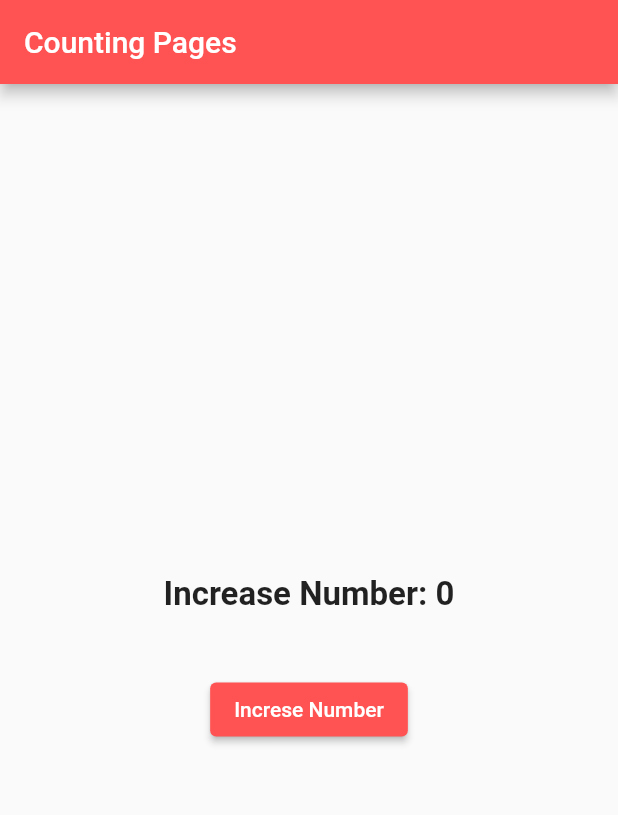
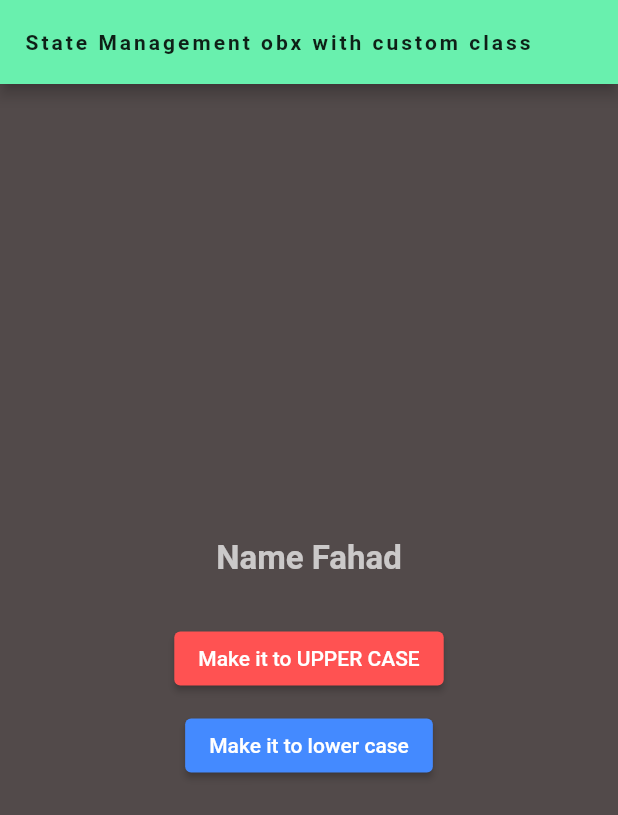
Before and after one commit to FahadKhan007/getX-FLutter, a Flutter app: the screen it shows after launch, on a phone screen of 412 x 824 dp. Shown: the top 815 px of the screen. Run offline on Flutter 3.47's test engine with Material 2 defaults, Android fonts, the phone set to English and light mode, and no system bars; our stand-ins replace get.

Commit message:
Reactive custom class state management by getX

```diff
--- /dev/null
+++ b/lib/customclass.dart
@@ -0,0 +1,7 @@
+import 'package:flutter/material.dart';
+import 'package:get/get.dart';
+
+class CustomClass {
+  var name = "Fahad".obs;
+  var number = 40.obs;
+}
--- a/lib/main.dart
+++ b/lib/main.dart
@@ -1,53 +1,78 @@
 import 'package:flutter/material.dart';
 import 'package:get/get.dart';
+import 'package:getx/customclass.dart';
 
 void main() {
   runApp(MyApp());
 }
 
 class MyApp extends StatelessWidget {
-  var count = 0.obs;
-  void increaseNum() {
-    count++;
-  }
+  var learner = CustomClass();
+
+  MyApp({super.key});
 
   @override
   Widget build(BuildContext context) {
     return GetMaterialApp(
       debugShowCheckedModeBanner: false,
-      title: "Hey we are learning state management using getX",
+      title: "We are learning getX obx with custom class",
       home: Scaffold(
         appBar: AppBar(
-          backgroundColor: Colors.redAccent,
-          title: const Text("Counting Pages"),
-        ),
-        body: Center(
-          child: Column(
-            mainAxisAlignment: MainAxisAlignment.center,
-            crossAxisAlignment: CrossAxisAlignment.center,
-            children: <Widget>[
-              Obx(
-                () => Text(
-                  "Increase Number: $count",
-                  style: const TextStyle(
-                    fontSize: 22,
+          backgroundColor: Colors.greenAccent,
+          title: const Text(
+            "State Management obx with custom class",
+            style: TextStyle(
+              color: Colors.black87,
+              fontSize: 14,
               fontWeight: FontWeight.bold,
+              letterSpacing: 2,
             ),
           ),
         ),
+        body: Container(
+          color: Color.fromARGB(255, 82, 74, 74),
+          child: Center(
+            child: Column(
+              crossAxisAlignment: CrossAxisAlignment.center,
+              mainAxisAlignment: MainAxisAlignment.center,
+              children: [
+                Obx(
+                  () => Text(
+                    "Name ${learner.name.value}",
+                    style: const TextStyle(
+                        fontWeight: FontWeight.bold,
+                        fontSize: 22,
+                        color: Colors.white70),
+                  ),
+                ),
                 const SizedBox(
-                height: 40,
+                  height: 30,
                 ),
                 ElevatedButton(
                   style: ButtonStyle(
-                  backgroundColor: MaterialStateProperty.all(Colors.redAccent),
+                    backgroundColor:
+                        MaterialStateProperty.all(Colors.redAccent),
                   ),
                   onPressed: () {
-                  increaseNum();
+                    learner.name.value = learner.name.value.toUpperCase();
                   },
-                child: const Text("Increse Number"),
+                  child: const Text("Make it to UPPER CASE"),
+                ),
+                const SizedBox(
+                  height: 10,
+                ),
+                ElevatedButton(
+                  style: ButtonStyle(
+                    backgroundColor:
+                        MaterialStateProperty.all(Colors.blueAccent),
+                  ),
+                  onPressed: () {
+                    learner.name.value = learner.name.value.toLowerCase();
+                  },
+                  child: const Text("Make it to lower case"),
                 ),
               ],
+            ),
           ),
         ),
       ),
```
Lines whose indentation alone changed are shown as unchanged.
